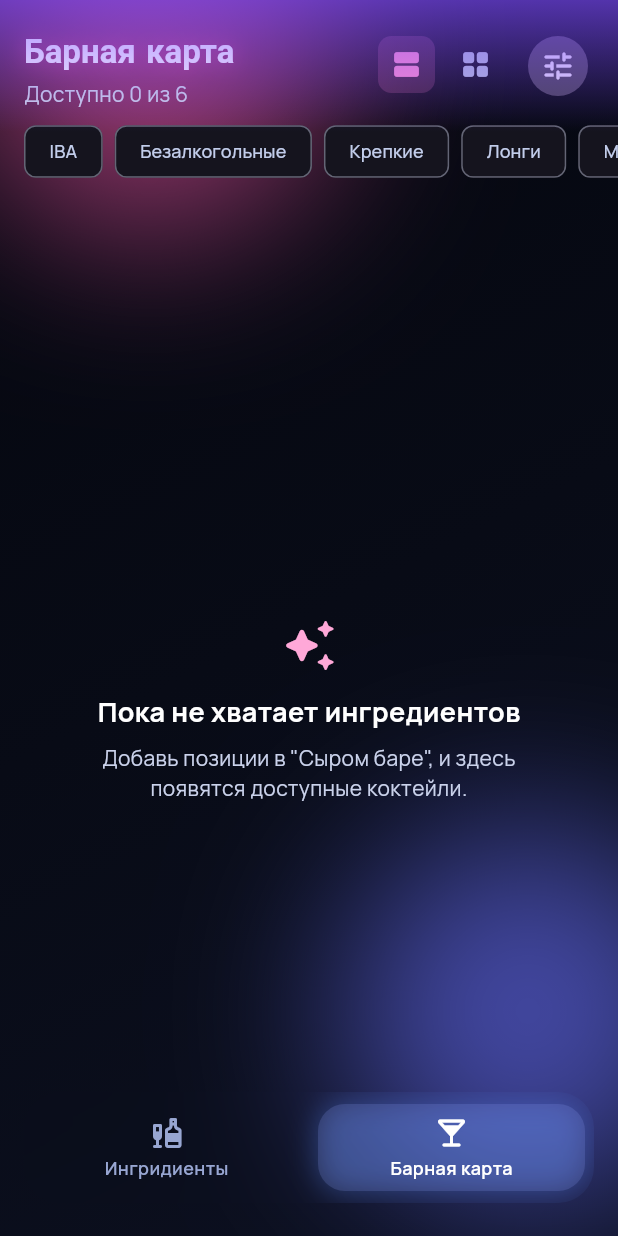
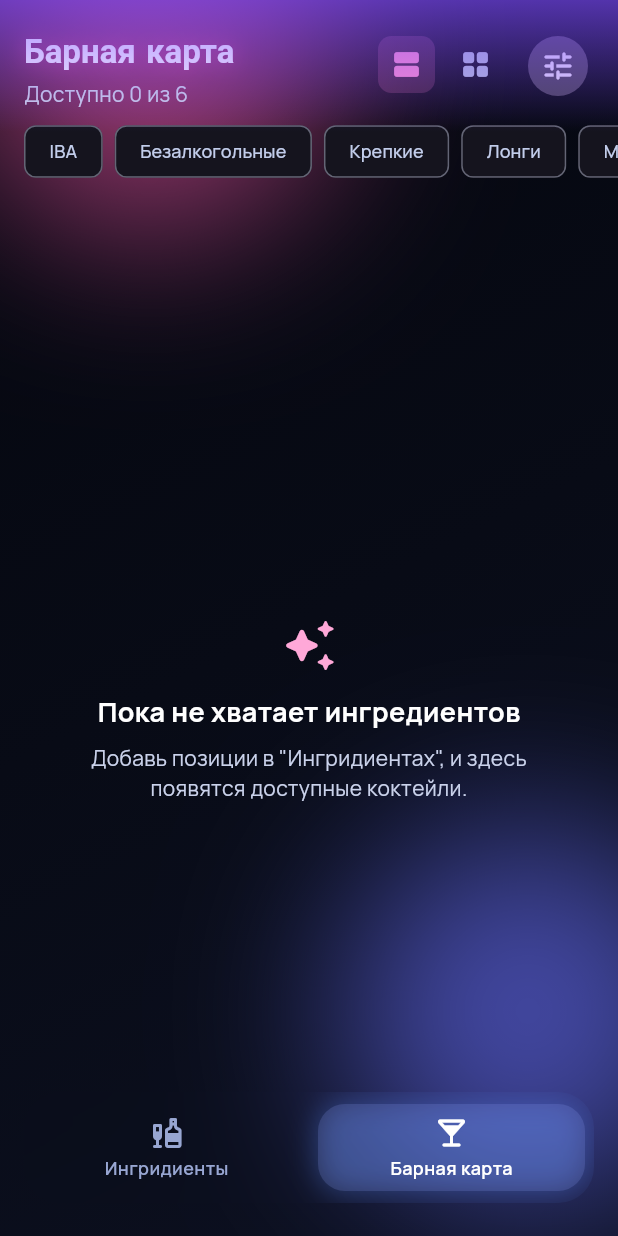
Before and after one commit to MixKage/my_bar, a Flutter app: the screen it shows after launch, after a tap on "Абрикосовый бренди", after a tap on "Барная карта", on a phone screen of 412 x 824 dp. Run offline on Flutter 3.47's test engine with Material 3 defaults, Android fonts, the phone set to English and light mode, and no system bars; our stand-ins replace file_picker, flutter_bloc, google_fonts, loading_animation_widget, share_plus, shared_preferences; missing offline and left inert: animated_border_widgets; network calls fail.

```diff
--- a/lib/features/bar/presentation/pages/bar_menu_page.dart
+++ b/lib/features/bar/presentation/pages/bar_menu_page.dart
@@ -942,7 +942,7 @@ class NoCocktailsView extends StatelessWidget {
                 ),
                 SizedBox(height: 8),
                 Text(
-                  'Добавь позиции в "Сыром баре", и здесь появятся доступные коктейли.',
+                  'Добавь позиции в "Ингридиентах", и здесь появятся доступные коктейли.',
                   textAlign: TextAlign.center,
                   style: TextStyle(color: Color(0xFFCAD2EB), fontSize: 14),
                 ),
```
Also changed, not shown: 26 other files.
